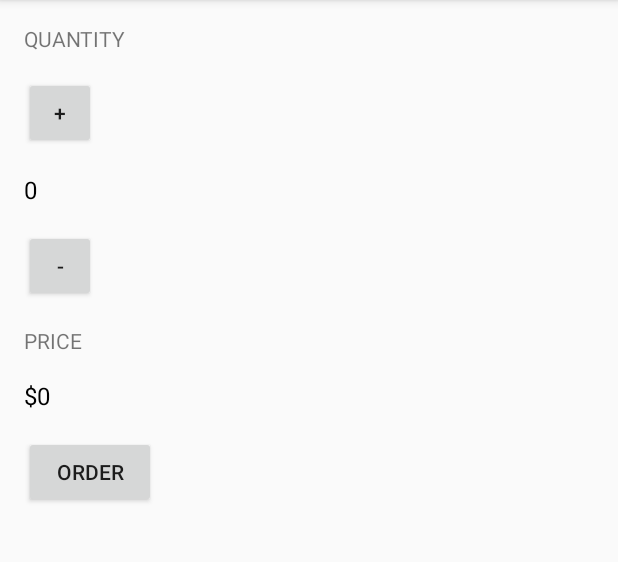
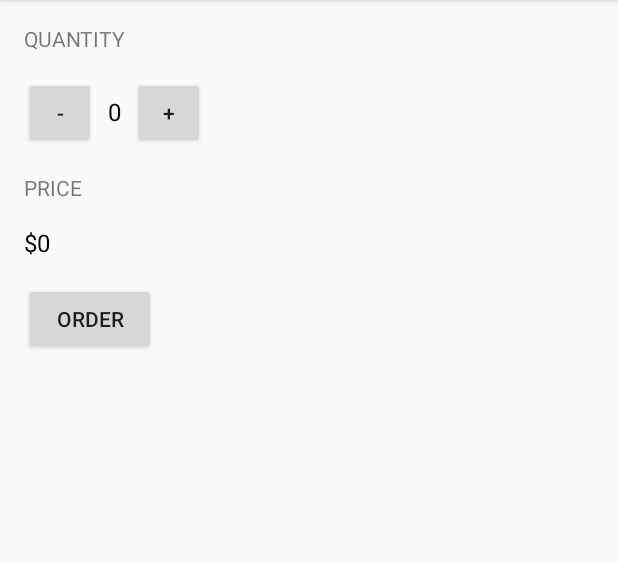
Before and after one commit to Vikctar/JustJava, an Android app: the screen it shows after launch (MainActivity), on a phone screen of 412 x 824 dp, the part 84-646 px from its top. Run offline under Robolectric (Android 15) with nearby library versions, the phone set to English and light mode, and no system bars.

Commit message:
Modify quantity picker  layout

```diff
--- a/app/src/main/res/layout/activity_main.xml
+++ b/app/src/main/res/layout/activity_main.xml
@@ -1,59 +1,68 @@
 <LinearLayout xmlns:android="http://schemas.android.com/apk/res/android"
-    xmlns:tools="http://schemas.android.com/tools" android:layout_width="match_parent"
+    xmlns:tools="http://schemas.android.com/tools"
+    android:layout_width="match_parent"
     android:layout_height="match_parent"
     android:orientation="vertical"
     android:padding="16dp"
     tools:context=".MainActivity">
 
-    <TextView android:text="Quantity"
-        android:textAllCaps="true"
+    <TextView
+        android:layout_width="wrap_content"
+        android:layout_height="wrap_content"
         android:layout_marginBottom="16dp"
+        android:text="Quantity"
+        android:textAllCaps="true" />
+
+    <LinearLayout
         android:layout_width="wrap_content"
-        android:layout_height="wrap_content" />
+        android:layout_height="wrap_content"
+        android:orientation="horizontal">
 
         <Button
-        android:text="+"
-        android:onClick="increment"
             android:layout_width="48dp"
-        android:layout_height="48dp" />
+            android:layout_height="48dp"
+            android:onClick="decrement"
+            android:text="-" />
 
         <TextView
             android:id="@+id/quantity_text_view"
+            android:layout_width="wrap_content"
+            android:layout_height="wrap_content"
+            android:layout_marginLeft="8dp"
+            android:layout_marginRight="8dp"
             android:text="0"
-        android:textSize="16sp"
-        android:layout_marginTop="16dp"
-        android:layout_marginBottom="16dp"
             android:textColor="@android:color/black"
-        android:layout_width="wrap_content"
-        android:layout_height="wrap_content" />
+            android:textSize="16sp" />
 
         <Button
-        android:text="-"
-        android:onClick="decrement"
             android:layout_width="48dp"
-        android:layout_height="48dp" />
+            android:layout_height="48dp"
+            android:onClick="increment"
+            android:text="+" />
+
+    </LinearLayout>
 
     <TextView
+        android:layout_width="wrap_content"
+        android:layout_height="wrap_content"
+        android:layout_marginBottom="16dp"
+        android:layout_marginTop="16dp"
         android:text="Price"
-        android:textAllCaps="true"
-        android:layout_marginTop="16dp"
-        android:layout_marginBottom="16dp"
-        android:layout_width="wrap_content"
-        android:layout_height="wrap_content" />
+        android:textAllCaps="true" />
 
     <TextView
         android:id="@+id/price_text_view"
+        android:layout_width="wrap_content"
+        android:layout_height="wrap_content"
         android:text="$0"
-        android:textSize="16sp"
         android:textColor="@android:color/black"
-        android:layout_width="wrap_content"
-        android:layout_height="wrap_content" />
+        android:textSize="16sp" />
 
     <Button
-        android:text="ORDER"
-        android:layout_marginTop="16dp"
         android:layout_width="wrap_content"
         android:layout_height="wrap_content"
-        android:onClick="submitOrder"/>
+        android:layout_marginTop="16dp"
+        android:onClick="submitOrder"
+        android:text="ORDER" />
 
 </LinearLayout>
```
Lines whose indentation alone changed are shown as unchanged.
